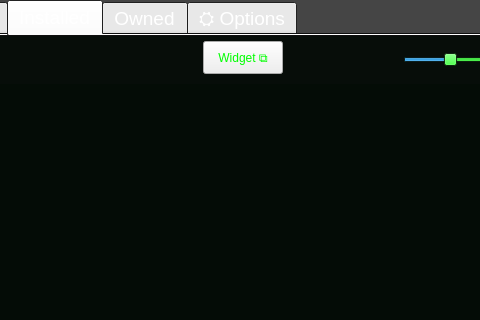
The window that layout/form.ui (JacobW22/Games_Vault) describes before a commit, drawn with Qt 5; both pictures show x 117 to 597 and y 0 to 320 of the 1200 by 600 pixel window.
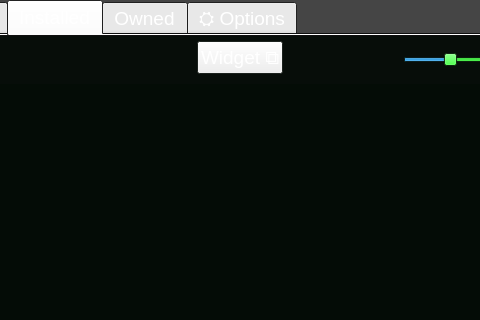
The same window after the commit. The open tabs and pages were chosen to show the change. Icons and pictures are not drawn.

Commit message: Fixed bugs in layout, changed logging level to optimize loading

Patch:
```diff
--- a/layout/form.ui
+++ b/layout/form.ui
@@ -2006,7 +2006,7 @@
                         <cursorShape>PointingHandCursor</cursorShape>
                        </property>
                        <property name="styleSheet">
-                        <string notr="true">color: rgb(0, 255,0);</string>
+                        <string notr="true"/>
                        </property>
                        <property name="text">
                         <string>Widget ⧉</string>
```
Left out of the diff: 2 changed lines with no effect on the pictures. The commit also changes 2 other files.
